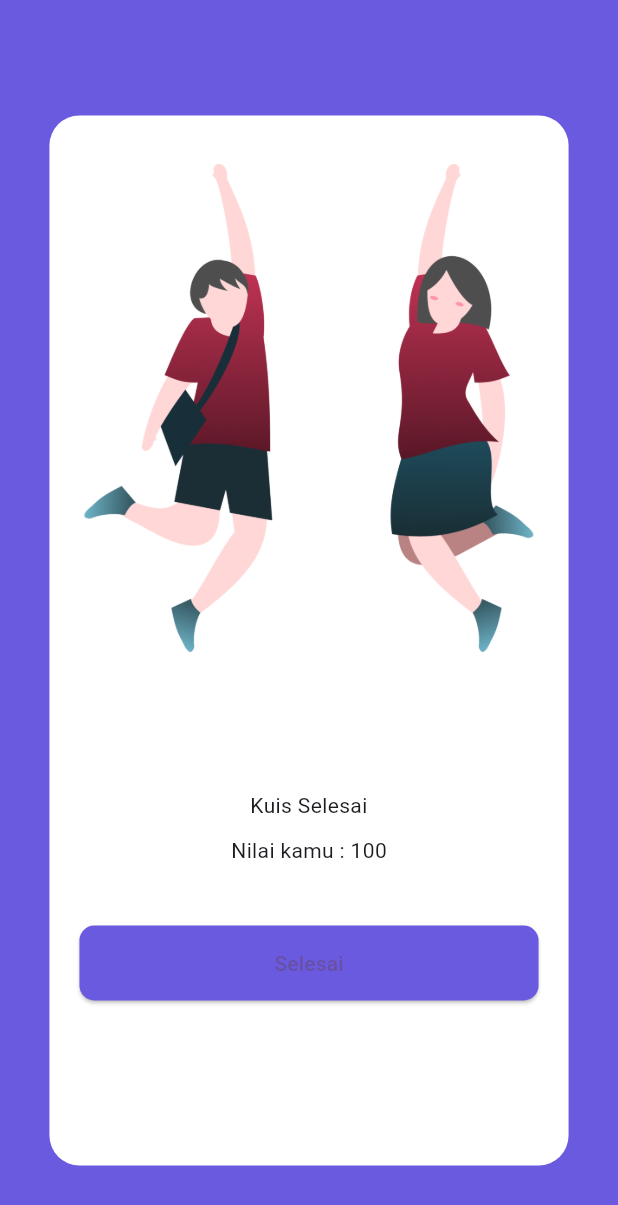
After one commit to raysiagian/isoquizapp, a Flutter app: the ResultPage screen opened directly with sample values from the repository, on a phone screen of 412 x 824 dp. The commit adds this screen. Shown: the top 1205 px of the screen. Run offline on Flutter 3.47's test engine with Material 3 defaults, Android fonts, the phone set to English and light mode, and no system bars; our stand-ins replace flutter_custom_clippers, syncfusion_flutter_charts.

Commit message:
result page (untested)

```diff
--- a/lib/main.dart
+++ b/lib/main.dart
@@ -1,6 +1,7 @@
 import 'package:flutter/material.dart';
 import 'package:quiz_iso_app/routes/appRouteConstants.dart';
 import 'package:quiz_iso_app/routes/appRouter.dart';
+import 'package:quiz_iso_app/views/mainScreen/quizScreen/pages/quizResultPage.dart';
 
 void main() {
   runApp(const MainApp());
--- a/lib/routes/appRouteConstants.dart
+++ b/lib/routes/appRouteConstants.dart
@@ -6,6 +6,7 @@ class AppRouteConstants {
   static const String homePage = '/home';
   static const String profilePage = '/profile';
   static const String avatarPage = '/avatar';
+  static const String quizPage= '/quiz';
   // static const String materiCategoryPage = '/materi';
   // static const String quizSubCategoryPage = '/quiz';
   // static const String materialPage ='/material';
--- a/lib/views/mainScreen/homeScreen/widget/quizCardWidget.dart
+++ b/lib/views/mainScreen/homeScreen/widget/quizCardWidget.dart
@@ -4,12 +4,13 @@ import 'package:quiz_iso_app/styles/localColors.dart';
 import 'package:quiz_iso_app/views/mainScreen/quizScreen/pages/quizSubCategoryWrapperPage.dart';
 
 class QuizCardWidget extends StatelessWidget {
+  final IsoQuizCategoryModel isoquizcategorymodel;
+
   const QuizCardWidget({
     Key? key,
     required this.isoquizcategorymodel,
   }) : super(key: key);
 
-  final IsoQuizCategoryModel isoquizcategorymodel;
 
   @override
   Widget build(BuildContext context) {
--- a/lib/views/mainScreen/homeScreen/widget/scoreChartWidget.dart
+++ b/lib/views/mainScreen/homeScreen/widget/scoreChartWidget.dart
@@ -26,7 +26,7 @@ class _ScoreChartWidgetState extends State<ScoreChartWidget> {
           LineSeries<IsoQuizScoreModel, String>(
             dataSource: quizScores,
             xValueMapper: (IsoQuizScoreModel data, _) =>
-                'Kategori ${data.id_quizCategory}',
+                'Kategori ${data.id_quizsubCategory}',
             yValueMapper: (IsoQuizScoreModel data, _) => data.score_Quiz,
             name: 'Skor Quiz',
             color: LocalColorsStyle.primaryColor,
--- a/lib/views/mainScreen/quizScreen/pages/quizResultPage.dart
+++ b/lib/views/mainScreen/quizScreen/pages/quizResultPage.dart
@@ -1,14 +1,42 @@
 import 'package:flutter/material.dart';
+import 'package:quiz_iso_app/styles/localColors.dart';
+import 'package:quiz_iso_app/views/mainScreen/quizScreen/widget/isoquizResultWidget.dart';
+import 'package:quiz_iso_app/models/isoQuizCategoryModel.dart';
 
-class ResultPage extends StatelessWidget {
-  const ResultPage({super.key});
+class ResultPage extends StatefulWidget {
+  final IsoQuizCategoryModel isoquizcategorymodel;
+
+  const ResultPage({
+    super.key,
+    required this.isoquizcategorymodel,
+  });
 
   @override
+  _ResultPageState createState() => _ResultPageState();
+}
+
+class _ResultPageState extends State<ResultPage> {
+  @override
   Widget build(BuildContext context) {
+    final screenWidth = MediaQuery.of(context).size.width;
+    // final screenHeight = MediaQuery.of(context).size.height;
+
     return Scaffold(
+      backgroundColor: LocalColorsStyle.primaryColor,
       body: Stack(
         children: [
-
+          Padding(
+            padding: EdgeInsets.only(
+              top: 30,
+              left: screenWidth * 0.08,
+              right: screenWidth * 0.08,
+            ),
+            child: Center(
+              child: QuizResultWidget(
+                isoquizcategorymodel: widget.isoquizcategorymodel,
+              ),
+            ),
+          ),
         ],
       ),
     );
--- a/lib/views/mainScreen/quizScreen/pages/quizSubCategoryTestPage.dart
+++ b/lib/views/mainScreen/quizScreen/pages/quizSubCategoryTestPage.dart
@@ -35,7 +35,7 @@ class QuizSubCategoryTestPage extends StatelessWidget {
                     ),
                     const SizedBox(height: 40,),
                     const Text(
-                      'No Content Found',
+                      'Konten tidak tersedia',
                       style: TextStyle(fontSize: 24, color: Colors.black),
                       textAlign: TextAlign.center,
                     ),
--- /dev/null
+++ b/lib/views/mainScreen/quizScreen/widget/isoQuizResultWidget.dart
@@ -0,0 +1,92 @@
+import 'package:flutter/material.dart';
+import 'package:quiz_iso_app/models/isoQuizCategoryModel.dart';
+import 'package:quiz_iso_app/styles/localColors.dart';
+import 'package:quiz_iso_app/styles/localTextStyle.dart';
+import 'package:quiz_iso_app/views/mainScreen/quizScreen/pages/quizSubCategoryWrapperPage.dart';
+
+class QuizResultWidget extends StatelessWidget {
+  final IsoQuizCategoryModel isoquizcategorymodel;
+
+  const QuizResultWidget({
+    Key? key,
+    required this.isoquizcategorymodel,
+  }): super(key: key);
+
+  @override
+  Widget build(BuildContext context) {
+    final screenWidth = MediaQuery.of(context).size.width;
+    return Center(
+      child: Container(
+        height: 700,
+        decoration: BoxDecoration(
+          borderRadius: BorderRadius.circular(20.0),
+          color: Colors.white
+        ),
+        child: Column(
+          children: [
+            Padding(
+              padding: const EdgeInsets.all(20.0),
+              child: Container(
+                height: 350,
+                width: 400,
+                child: Center(
+                  child: Image.asset(
+                    'assets/images/result.png',
+                  ),
+                ),
+              ),
+            ),
+            SizedBox(height: 60,),
+            Text(
+              'Kuis Selesai',
+              style: LocalTextStyle.textTheme.titleMedium!.copyWith(
+                color: Colors.black,
+                fontWeight: FontWeight.w600,
+              ),
+              textAlign: TextAlign.center,
+            ),
+            SizedBox(height: 10,),
+            Text(
+              'Nilai kamu : 100',
+            ),
+            SizedBox(height: 40),
+            Padding(
+              padding: const EdgeInsets.symmetric(horizontal: 20.0),
+              child: SizedBox(
+              height: 50,
+              width: double.infinity,
+              child: ElevatedButton(
+                onPressed: () {
+                   Navigator.push(
+                    context,
+                    MaterialPageRoute(
+                      builder: (context) => QuizSubCategoryWrapperPage(
+                        quizCategory: isoquizcategorymodel,
+                        id_quizCategory: isoquizcategorymodel.id_quizCategory,
+                        isoquizcategorymodel: isoquizcategorymodel,
+                      ),
+                    ),
+                  );
+                },
+                style: ElevatedButton.styleFrom(
+                  backgroundColor: LocalColorsStyle.primaryColor,
+                  shape: RoundedRectangleBorder(
+                    borderRadius: BorderRadius.circular(10.0),
+                  ),
+                ),
+                child: Text(
+                  'Selesai',
+                  style: LocalTextStyle.textTheme.bodyMedium!.copyWith(
+                    color: Colors.white,
+                    fontWeight: FontWeight.w600,
+                  ),
+                ),
+              ),
+              ),
+            ),
+          ],
+        ),
+      ),
+    );
+  }
+}
```
Also changed, not shown: lib/models/isoQuizScoreModel.dart (+7 -7 lines), lib/routes/appRouter.dart (+10 -0 lines), lib/views/mainScreen/quizScreen/widget/isoQuizSubCategoryGradeCardWidget.dart (added, +41 -0 lines), assets/images/result.png (added).
